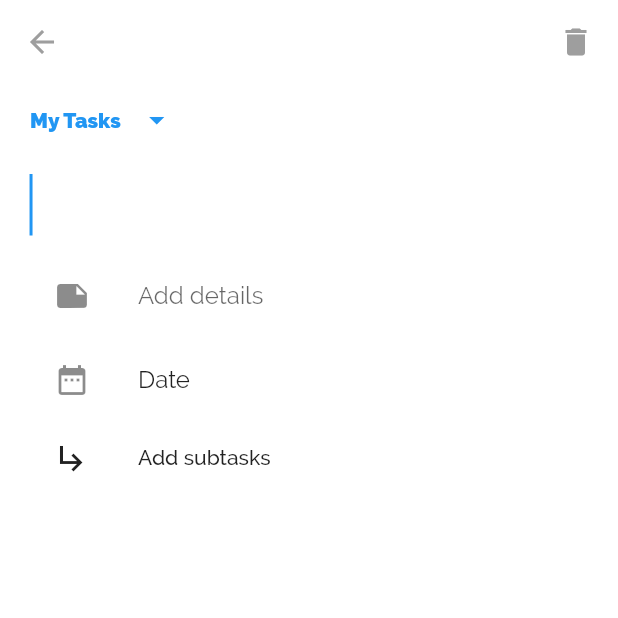
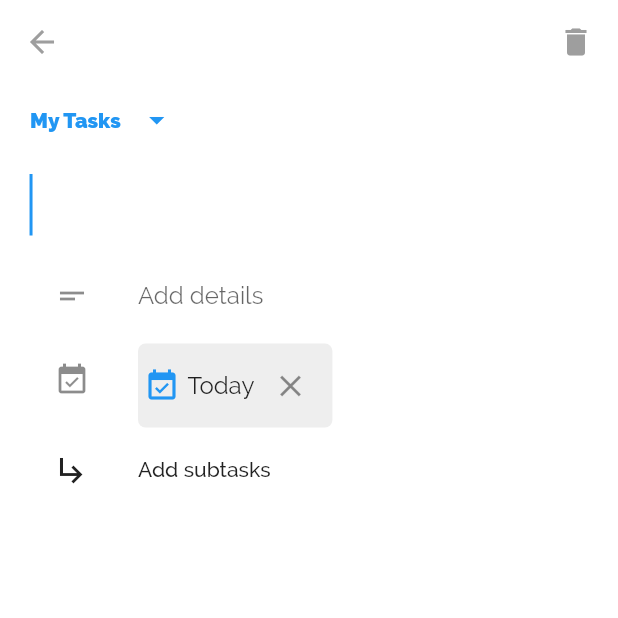
Before and after one commit to thelazyindian/Tasks, a Flutter app: the TaskDetailsPage screen opened directly with empty values, on a phone screen of 412 x 824 dp, the top half of it. Run offline on Flutter 3.47's test engine with Material 2 defaults, Android fonts, the phone set to English and light mode, and no system bars.

Commit message:
Update lib/pages/task_details.dart

```diff
--- a/lib/pages/task_details.dart
+++ b/lib/pages/task_details.dart
@@ -3,6 +3,7 @@ import 'dart:async';
 import 'package:flutter/material.dart';
 import '../data/data_handler.dart';
 import '../model/task.dart';
+import '../widgets/date_widget.dart';
 
 // import '../data/database_helper.dart';
 
@@ -177,7 +178,7 @@ class TaskDetailsPageState extends State<TaskDetailsPage> {
               ),
               task.title == null ? Container() : textInput,
               ListTile(
-                leading: Icon(Icons.note),
+                leading: Icon(Icons.short_text),
                 title: TextField(
                   controller: _detailsController,
                   onChanged: (details) {
@@ -193,7 +194,7 @@ class TaskDetailsPageState extends State<TaskDetailsPage> {
               ),
               // TODO: Theme DatePicker dialog properly
               ListTile(
-                leading: Icon(Icons.date_range),
+                leading: Icon(Icons.event_available),
                 onTap: () {
                   showDatePicker(
                     context: context,
@@ -214,7 +215,21 @@ class TaskDetailsPageState extends State<TaskDetailsPage> {
                     print(error.toString());
                   });
                 },
-                title: Text('Date'),
+                title: task?.date != null
+                    ? Row(
+                        mainAxisSize: MainAxisSize.min,
+                        children: <Widget>[
+                          DateViewWidget(
+                            date: task.date,
+                            onClose: () {
+                              setState(() {
+                                task.date = null;
+                              });
+                            },
+                          ),
+                        ],
+                      )
+                    : Text('Add Date'),
               ),
               task.title != null && _textFieldEnable == true
                   ? Padding(
```
